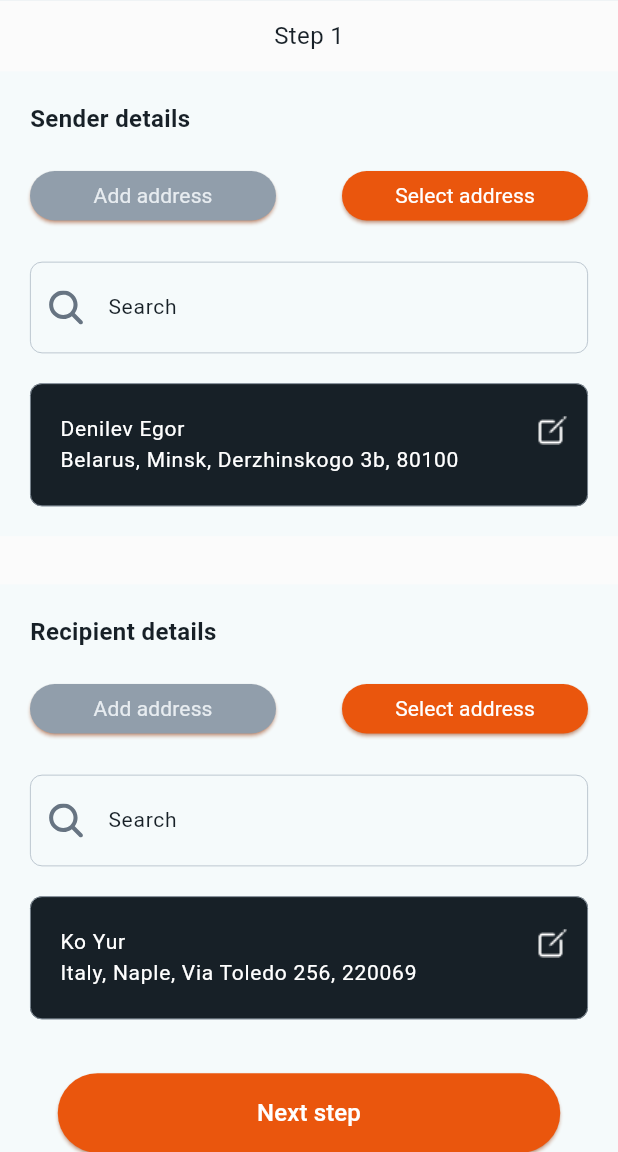
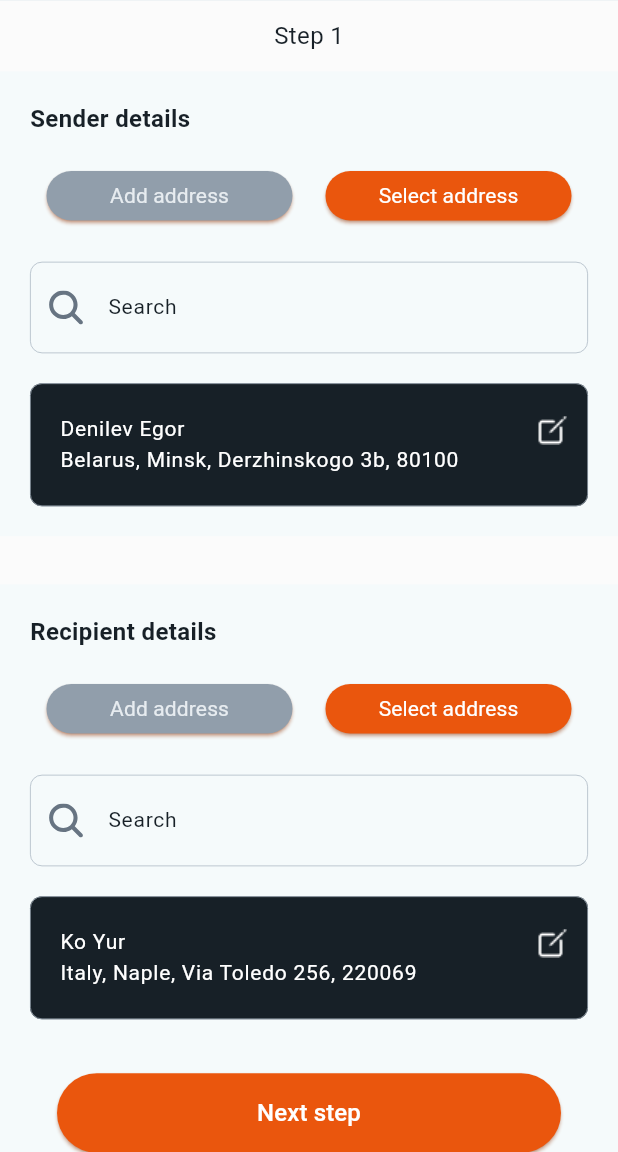
Before and after one commit to GarifullinII/orderscreen, a Flutter app: the screen it shows after launch, after a tap on "Add address", on a phone screen of 412 x 824 dp, the part 84-1236 px from its top. Run offline on Flutter 3.47's test engine with Material 2 defaults, Android fonts, the phone set to English and light mode, and no system bars; our stand-ins replace flutter_svg; Roboto replaces fonts that are missing (SF Pro).

Commit message:
change mainAxisAlignment for AddressFormWidget, WidgetsFlutterBinding for main

```diff
--- a/lib/main.dart
+++ b/lib/main.dart
@@ -1,8 +1,7 @@
 import 'package:flutter/material.dart';
 import 'package:orderscreen/views/pages/order.dart';
 
-void main() {
-  final WidgetsBinding widgetsBinding =
+void main() async {
   WidgetsFlutterBinding.ensureInitialized();
 
   runApp(const MyApp());
--- a/lib/views/pages/address.dart
+++ b/lib/views/pages/address.dart
@@ -74,7 +74,7 @@ class Address extends StatelessWidget {
               ),
             ),
             Padding(
-              padding: const EdgeInsets.only(top: 16, bottom: 26),
+              padding: const EdgeInsets.only(left: 20, top: 16, right: 20, bottom: 26),
               child: Button(
                 interact: () {},
                 style: ElevatedButton.styleFrom(
@@ -85,7 +85,7 @@ class Address extends StatelessWidget {
                   backgroundColor: ColorConstants.activeButtonColor,
                   foregroundColor: ColorConstants.activeButtonColor,
                   shadowColor: ColorConstants.activeButtonColor,
-                  minimumSize: const Size(335, 53),
+                  minimumSize: const Size(336, 53),
                 ),
                 child: Text(
                   'Next step',
--- a/lib/views/pages/widgets/address_form_widget.dart
+++ b/lib/views/pages/widgets/address_form_widget.dart
@@ -48,7 +48,7 @@ class AddressFormWidget extends StatelessWidget {
           Padding(
             padding: const EdgeInsets.symmetric(horizontal: 20),
             child: Row(
-              mainAxisAlignment: MainAxisAlignment.spaceBetween,
+              mainAxisAlignment: MainAxisAlignment.spaceAround,
               crossAxisAlignment: CrossAxisAlignment.center,
               children: [
                 Button(
```
